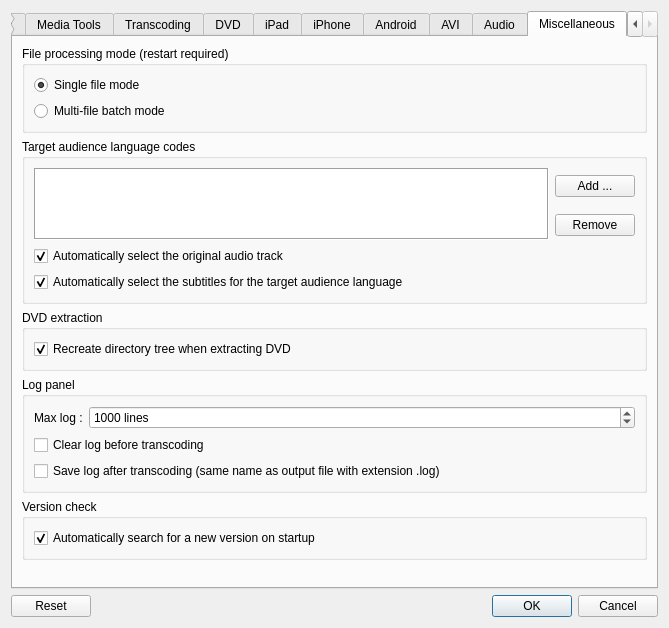
Qt form src/QtlMovie/QtlMovieEditSettings.ui (qtlmovie/qtlmovie) before a commit.
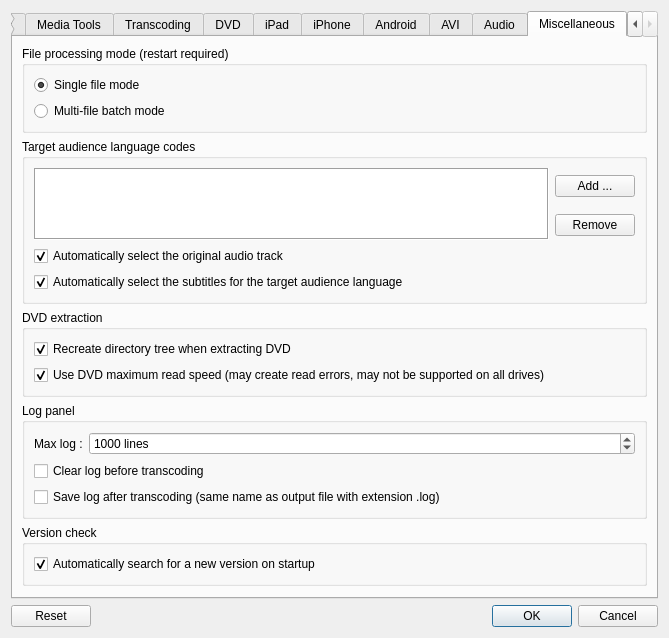
The same form after that commit. The open tabs and pages were chosen to show the change. Icons and pictures are not drawn. Custom widgets are drawn as their Qt base class.

Commit message: Added settings to use DVD maximum read speed

Diff of the .ui file:
```diff
--- a/src/QtlMovie/QtlMovieEditSettings.ui
+++ b/src/QtlMovie/QtlMovieEditSettings.ui
@@ -1398,6 +1398,16 @@
             </property>
            </widget>
           </item>
+          <item>
+           <widget class="QCheckBox" name="checkDvdUseMaxSpeed">
+            <property name="text">
+             <string>Use DVD maximum read speed (may create read errors, may not be supported on all drives)</string>
+            </property>
+            <property name="checked">
+             <bool>true</bool>
+            </property>
+           </widget>
+          </item>
          </layout>
         </widget>
        </item>
```
The commit also changes 4 other files.
